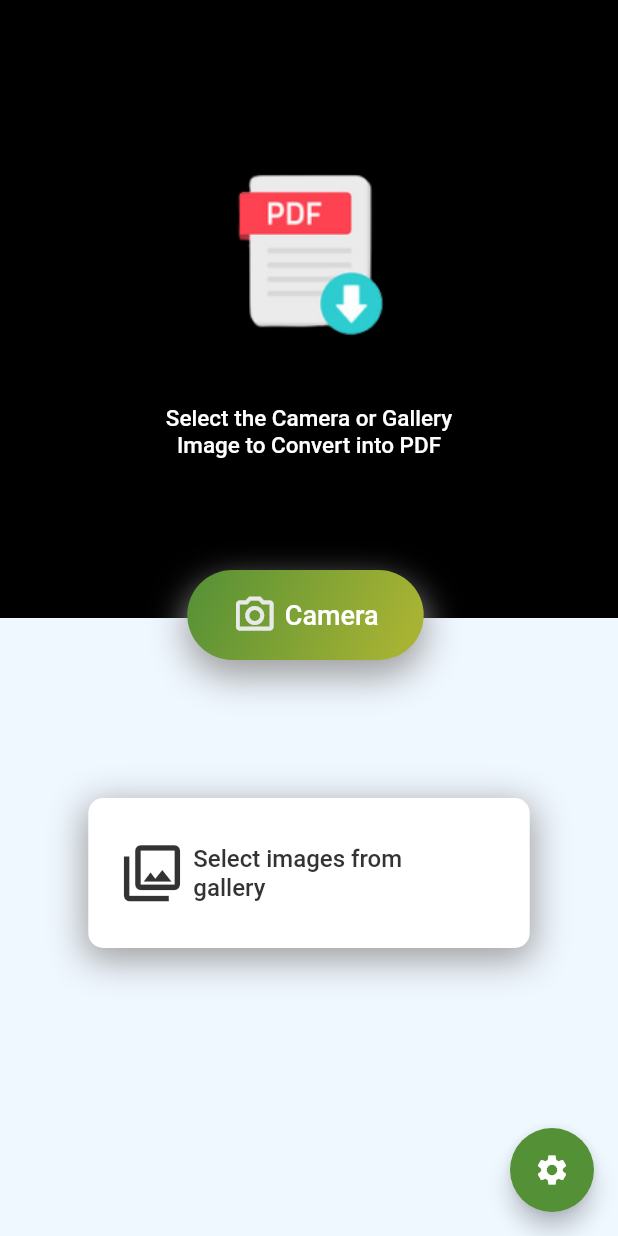
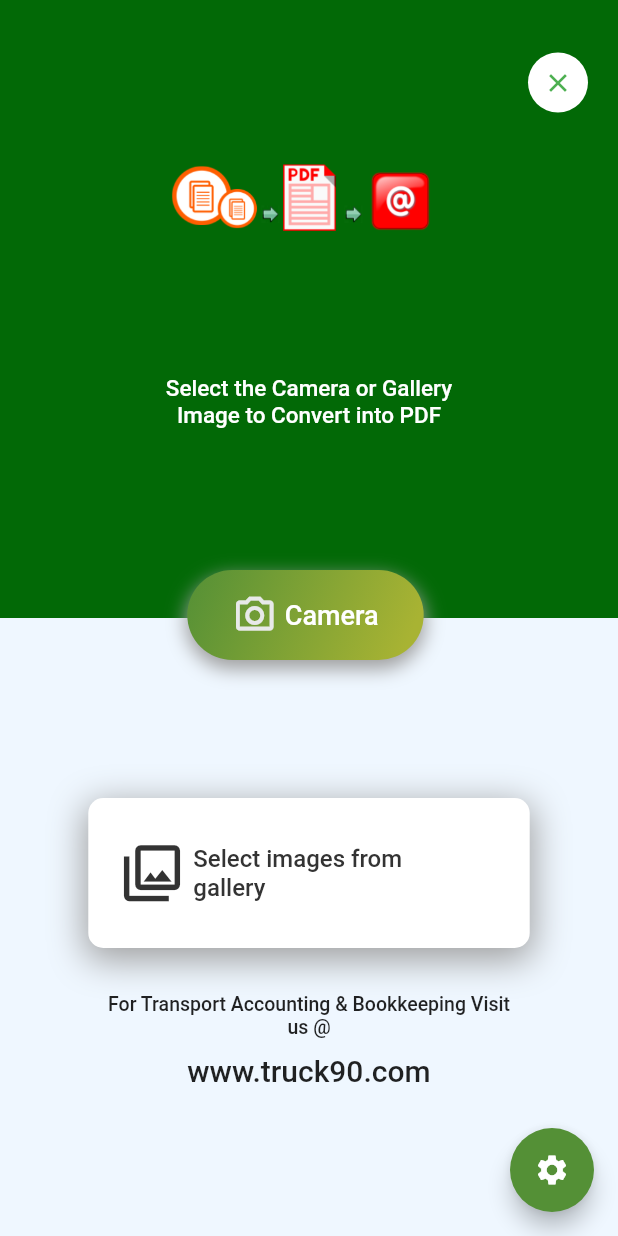
Before and after one commit to nayon-coders/image-to-pdf-flutter, a Flutter app: the HomeScreen screen opened directly, on a phone screen of 412 x 824 dp. Run offline on Flutter 3.47's test engine with Material 2 defaults, Android fonts, the phone set to English and light mode, and no system bars; our stand-ins replace animated_splash_screen, cool_alert, flutter_native_image, fluttertoast, image_cropper, image_picker and 2 more; missing offline and left inert: mailer; accounts and stored records are empty.

Commit message:
dalivery 1

```diff
--- a/lib/view/home-screen.dart
+++ b/lib/view/home-screen.dart
@@ -1,6 +1,8 @@
 import 'dart:io';
 import 'package:flutter/material.dart';
+import 'package:flutter/services.dart';
 import 'package:flutter_native_image/flutter_native_image.dart';
+import 'package:image_cropper/image_cropper.dart';
 import 'package:project/show-toast.dart';
 import 'package:project/utility/colors.dart';
 import 'package:project/view/profile.dart';
@@ -25,7 +27,10 @@ class _HomeScreenState extends State<HomeScreen> {
   final picker = ImagePicker();
   List <File> _image = [];
 
+  File? _selectedFile;
 
+
+  bool _isUpload = false;
 
   @override
   Widget build(BuildContext context) {
@@ -33,7 +38,12 @@ class _HomeScreenState extends State<HomeScreen> {
     var height = MediaQuery.of(context).size.height;
     return Scaffold(
       backgroundColor: Color(0xFFEFF7FF),
-      body: Column(
+      body: _isUpload ? Center(
+        child: CircularProgressIndicator(
+          color: Colors.green,
+          strokeWidth: 4,
+        ),
+      ):Column(
         children: [
           Stack(
             clipBehavior: Clip.none,
@@ -42,14 +52,14 @@ class _HomeScreenState extends State<HomeScreen> {
               Container(
                 width: width,
                 height: height/2,
-                color: Colors.black,
+                color: Color(0xFF026906),
                 child: Column(
                   children: [
                     //SizedBox(height: 20,),
                     //Image.asset("assets/truck90.jpg", height: 70, width: 70, fit:  BoxFit.contain,),
 
-                    SizedBox(height: 70,),
-                    Image.asset("assets/pdf.png", height: 200, width: 200, fit: BoxFit.cover,),
+                    SizedBox(height: 50,),
+                    Image.asset("assets/1.png", height: 200, width: 600, fit: BoxFit.cover,),
                     SizedBox(
                       width: 200,
                       child: Text(
@@ -78,9 +88,9 @@ class _HomeScreenState extends State<HomeScreen> {
                       boxShadow: [
                         BoxShadow(
                           color: Colors.grey,
-                          blurRadius: 20.0,
+                          blurRadius: 10.0,
                           spreadRadius: 1.0,
-                          offset: Offset( 0.0, 10.0,),
+                          offset: Offset( 0.0, 5.0,),
                         )
                       ],
                       gradient: LinearGradient(
@@ -113,6 +123,28 @@ class _HomeScreenState extends State<HomeScreen> {
                   ),
                 ),
               ),
+              Positioned(
+                top: 35,
+                  right: 20,
+                  child: GestureDetector(
+                    onTap: (){
+                      exit(0);
+                    },
+                    child: Container(
+                      width: 40,
+                      height: 40,
+                      decoration: BoxDecoration(
+                        borderRadius: BorderRadius.circular(100),
+                        color: appColors.white
+                      ),
+                      child: Icon(
+                        Icons.close,
+                        color: Colors.green,
+                        size: 20,
+                      ),
+                    ),
+                  )
+              )
             ],
           ),
 
@@ -159,7 +191,36 @@ class _HomeScreenState extends State<HomeScreen> {
                 ],
               ),
             ),
-          )
+          ),
+
+          SizedBox(height: 30,),
+
+          Align(
+            alignment: Alignment.bottomCenter,
+            child: Container(
+              width: width/1.5,
+              child: Column(
+                children: const [
+                  Text("For Transport Accounting & Bookkeeping Visit us @",
+                   textAlign:  TextAlign.center,
+                    style: TextStyle(
+                      fontSize: 13,
+                    ),
+                  ),
+                  SizedBox(height: 10,),
+
+                  Text("www.truck90.com",
+                    textAlign:  TextAlign.center,
+                    style: TextStyle(
+                      fontSize: 20,
+                    ),
+                  ),
+
+                ],
+              ),
+            ),
+          ),
+          SizedBox(height: 20,),
         ],
       ),
       floatingActionButton: FloatingActionButton(
@@ -178,17 +239,52 @@ class _HomeScreenState extends State<HomeScreen> {
 
   //TODO: Gallery Image picker
   imagePicker(pickImageType)async{
+    setState((){
+      _isUpload = true;
+    });
     final pickerFile = await picker.getImage(source: pickImageType);
     if(pickerFile != null){
-        File imagePath = File(pickerFile.path);
-        File compressImage = await compress(ImagePathTOComprose: imagePath);
+
+      CroppedFile? croppedFile = await ImageCropper().cropImage(
+       sourcePath: pickerFile.path,
+       aspectRatioPresets: [
+         CropAspectRatioPreset.square,
+         CropAspectRatioPreset.ratio3x2,
+         CropAspectRatioPreset.original,
+         CropAspectRatioPreset.ratio4x3,
+         CropAspectRatioPreset.ratio16x9
+       ],
+       uiSettings: [
+         AndroidUiSettings(
+             toolbarTitle: 'Cropper',
+             toolbarColor: Colors.green,
+             toolbarWidgetColor: Colors.white,
+             initAspectRatio: CropAspectRatioPreset.original,
+             lockAspectRatio: false),
+         IOSUiSettings(
+           title: 'Cropper',
+         ),
+       ],
+     );
+      File imagePath = File(croppedFile!.path);
+
+      File compressImage = await compress(ImagePathTOComprose:imagePath);
       setState((){
         _image.add(compressImage);
       });
       Navigator.push(context, MaterialPageRoute(builder: (context)=>ViewPdf(image: _image)));
+
+
+
+
     }else{
       ShowToast("No Image Selected");
     }
+    setState((){
+      _isUpload = true;
+    });
+
+
   }
   Future<File> compress({required File ImagePathTOComprose, quality: 100, percentage: 10})async{
     var path = FlutterNativeImage.compressImage(
@@ -201,4 +297,5 @@ class _HomeScreenState extends State<HomeScreen> {
   }
 
 
+
 }
--- a/lib/view/info-screen.dart
+++ b/lib/view/info-screen.dart
@@ -23,6 +23,11 @@ class _InfoScreenState extends State<InfoScreen> {
   final _Cemail = TextEditingController();
   final _Remail = TextEditingController();
 
+  @override
+  void initState(){
+    super.initState();
+    _Cemail.text = "nami@gmail.com";
+  }
 
 
   @override
@@ -135,6 +140,7 @@ class _InfoScreenState extends State<InfoScreen> {
                           ),
                           const SizedBox(height: 10,),
                           TextFormField(
+                            readOnly: true,
                             controller: _Cemail,
                             validator: (value) {
                               if(value!.isEmpty){
--- a/pubspec.yaml
+++ b/pubspec.yaml
@@ -43,6 +43,8 @@ dependencies:
   mailer: ^5.1.1
   cool_alert: ^1.1.0
   flutter_native_image: ^0.0.6+1
+  google_sign_in: ^5.3.3
+  image_cropper: ^2.0.3
 
 
 
```
Also changed, not shown: lib/view/profile.dart (+19 -0 lines), lib/view/view-pdf.dart (+49 -3 lines), assets/1.png (added), assets/fonts/1.png (added), pubspec.lock, 4 other files. Lines whose indentation alone changed are shown as unchanged.
